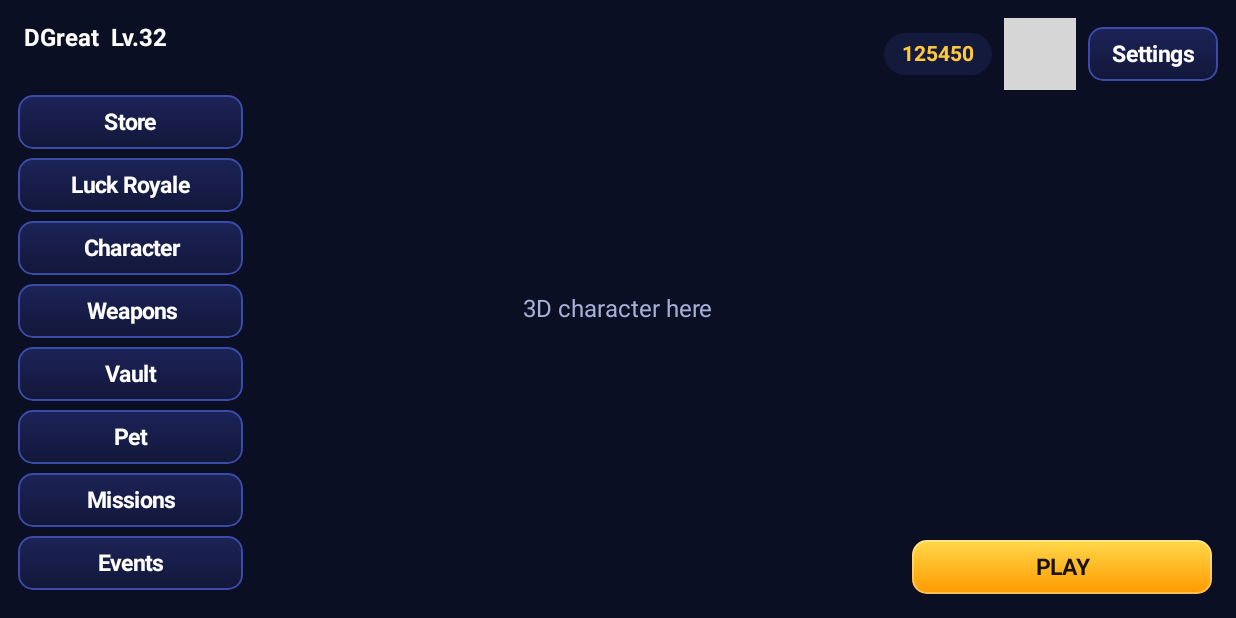
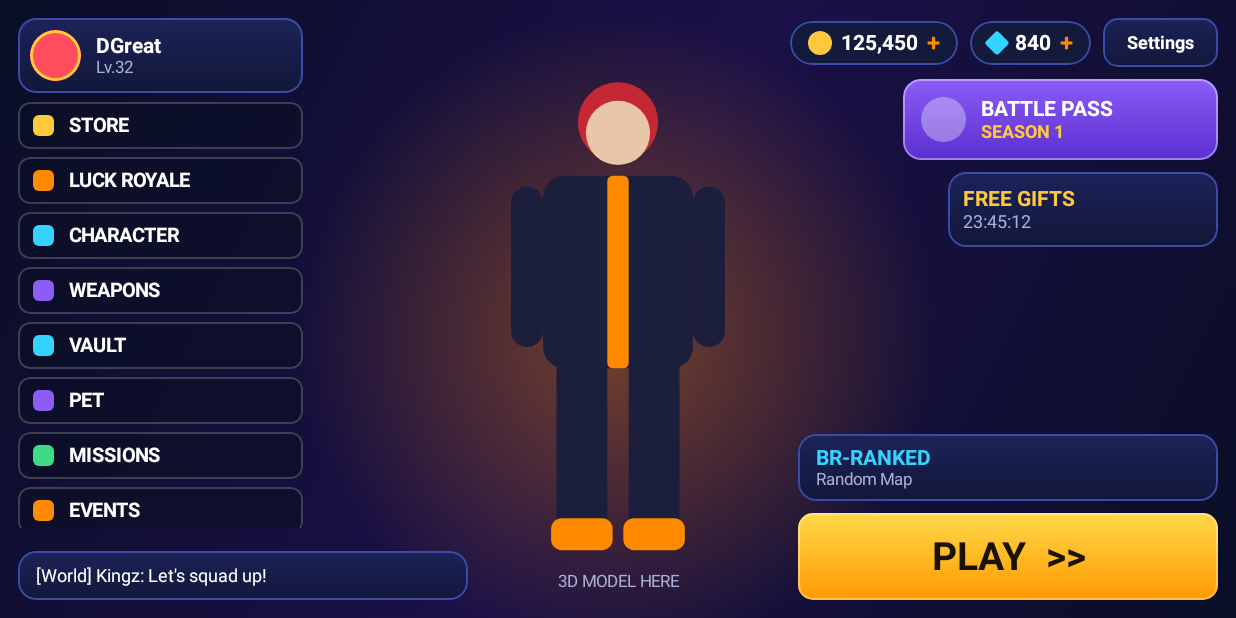
Before and after one commit to dgreatversegamedev/Nightfall3d, an Android app built with Jetpack Compose: the screen it shows after launch (MainActivity), on a phone screen of 824 x 412 dp (held sideways). Run offline under Robolectric (Android 15) with nearby library versions, the phone set to English and light mode, and no system bars; grey boxes are pictures that could not be loaded.

Commit message:
Update MainMenuScreen.kt

```diff
--- a/app/src/main/java/com/d200/nightfall3d/ui/MainMenuScreen.kt
+++ b/app/src/main/java/com/d200/nightfall3d/ui/MainMenuScreen.kt
@@ -1,109 +1,191 @@
 package com.d200.nightfall3d.ui
 
 import androidx.compose.foundation.background
-import androidx.compose.foundation.layout.Arrangement
-import androidx.compose.foundation.layout.Box
-import androidx.compose.foundation.layout.Column
-import androidx.compose.foundation.layout.Row
-import androidx.compose.foundation.layout.fillMaxSize
-import androidx.compose.foundation.layout.padding
-import androidx.compose.foundation.layout.width
+import androidx.compose.foundation.border
+import androidx.compose.foundation.clickable
+import androidx.compose.foundation.layout.*
 import androidx.compose.foundation.rememberScrollState
+import androidx.compose.foundation.shape.CircleShape
 import androidx.compose.foundation.shape.RoundedCornerShape
-import androidx.compose.foundation.text.BasicText
 import androidx.compose.foundation.verticalScroll
 import androidx.compose.runtime.Composable
 import androidx.compose.ui.Alignment
 import androidx.compose.ui.Modifier
 import androidx.compose.ui.draw.clip
 import androidx.compose.ui.graphics.Color
-import androidx.compose.ui.text.TextStyle
-import androidx.compose.ui.text.font.FontWeight
 import androidx.compose.ui.unit.dp
-import androidx.compose.ui.unit.sp
 import com.d200.nightfall3d.game.GameApi
-import com.d200.nightfall3d.ui.theme.NfButton
-import com.d200.nightfall3d.ui.theme.NfColors
+import com.d200.nightfall3d.ui.theme.*
 
-private val menuItems = listOf(
-    "Store" to "store",
-    "Luck Royale" to "luck",
-    "Character" to "character",
-    "Weapons" to "weapons",
-    "Vault" to "vault",
-    "Pet" to "pet",
-    "Missions" to "missions",
-    "Events" to "events"
+private class MenuEntry(val label: String, val route: String, val color: Color)
+
+private val entries = listOf(
+    MenuEntry("Store", "store", NfColors.Gold),
+    MenuEntry("Luck Royale", "luck", NfColors.Accent),
+    MenuEntry("Character", "character", NfColors.Cyan),
+    MenuEntry("Weapons", "weapons", NfColors.Purple),
+    MenuEntry("Vault", "vault", NfColors.Cyan),
+    MenuEntry("Pet", "pet", NfColors.Purple),
+    MenuEntry("Missions", "missions", NfColors.Green),
+    MenuEntry("Events", "events", NfColors.Accent)
 )
 
 @Composable
 fun MainMenuScreen(api: GameApi, onOpen: (String) -> Unit) {
     val p = api.profile()
-    Box(Modifier.fillMaxSize().background(NfColors.Bg)) {
-
+    Box(
+        Modifier
+            .fillMaxSize()
+            .background(NfBrush.Screen)
+            .windowInsetsPadding(WindowInsets.displayCutout)
+            .padding(12.dp)
+    ) {
         // Centre: the 3D character will be drawn here later
-        Box(Modifier.align(Alignment.Center)) {
-            BasicText(
-                "3D character here",
-                style = TextStyle(color = NfColors.TextDim, fontSize = 16.sp)
+        CharacterSilhouette(
+            Modifier.align(Alignment.Center).fillMaxHeight(0.92f).width(300.dp)
         )
-        }
-
-        // Top left: player name and level
-        BasicText(
-            "${p.name}  Lv.${p.level}",
-            modifier = Modifier.align(Alignment.TopStart).padding(16.dp),
-            style = TextStyle(
-                color = NfColors.Text,
-                fontSize = 16.sp,
-                fontWeight = FontWeight.Bold
-            )
+        NfText(
+            "3D MODEL HERE",
+            modifier = Modifier.align(Alignment.BottomCenter).padding(bottom = 6.dp),
+            size = 11,
+            color = NfColors.TextDim
         )
 
-        // Left: menu list (scrolls on small screens)
+        // Left: profile + menu list
         Column(
             Modifier
-                .align(Alignment.CenterStart)
-                .padding(start = 12.dp, top = 56.dp, bottom = 12.dp)
-                .verticalScroll(rememberScrollState()),
+                .align(Alignment.TopStart)
+                .width(190.dp)
+                .fillMaxHeight()
+                .padding(bottom = 48.dp),
             verticalArrangement = Arrangement.spacedBy(6.dp)
         ) {
-            menuItems.forEach { (label, route) ->
-                NfButton(label, Modifier.width(150.dp)) { onOpen(route) }
+            ProfileCard(p.name, p.level)
+            Column(
+                Modifier.weight(1f).verticalScroll(rememberScrollState()),
+                verticalArrangement = Arrangement.spacedBy(5.dp)
+            ) {
+                entries.forEach { e -> MenuRow(e) { onOpen(e.route) } }
             }
         }
 
-        // Top right: coins, diamonds, settings
+        // Top right: currency, settings, battle pass, free gifts
+        Column(
+            Modifier.align(Alignment.TopEnd).width(300.dp),
+            verticalArrangement = Arrangement.spacedBy(8.dp),
+            horizontalAlignment = Alignment.End
+        ) {
             Row(
-            Modifier.align(Alignment.TopEnd).padding(12.dp),
                 horizontalArrangement = Arrangement.spacedBy(8.dp),
                 verticalAlignment = Alignment.CenterVertically
             ) {
-            Chip("${p.coins}", NfColors.Gold)
-            Chip("${p.diamonds}", NfColors.Diamond)
-            NfButton("Settings") { onOpen("settings") }
+                CurrencyChip(p.coins, NfColors.Gold)
+                CurrencyChip(p.diamonds, NfColors.Cyan, true)
+                NfButton("Settings", size = 12) { onOpen("settings") }
+            }
+            BattlePassCard()
+            GiftCard()
         }
 
-        // Bottom right: PLAY
+        // Bottom right: ranked info + PLAY
+        Column(
+            Modifier.align(Alignment.BottomEnd).width(280.dp),
+            verticalArrangement = Arrangement.spacedBy(8.dp)
+        ) {
+            NfPanel(Modifier.fillMaxWidth()) {
+                Column(Modifier.padding(horizontal = 12.dp, vertical = 8.dp)) {
+                    NfText("BR-RANKED", color = NfColors.Cyan, bold = true)
+                    NfText("Random Map", size = 11, color = NfColors.TextDim)
+                }
+            }
             NfButton(
-            "PLAY",
-            Modifier.align(Alignment.BottomEnd).padding(16.dp).width(200.dp),
-            primary = true
+                "PLAY  >>",
+                Modifier.fillMaxWidth().height(58.dp),
+                primary = true,
+                size = 26
             ) { onOpen("play") }
+        }
+
+        // Bottom left: chat bar
+        NfPanel(Modifier.align(Alignment.BottomStart).width(300.dp)) {
+            NfText(
+                "[World] Kingz: Let's squad up!",
+                modifier = Modifier.padding(horizontal = 12.dp, vertical = 9.dp),
+                size = 12
+            )
+        }
     }
 }
 
 @Composable
-private fun Chip(text: String, color: Color) {
+private fun ProfileCard(name: String, level: Int) {
+    NfPanel(Modifier.fillMaxWidth()) {
+        Row(
+            Modifier.padding(8.dp),
+            verticalAlignment = Alignment.CenterVertically,
+            horizontalArrangement = Arrangement.spacedBy(10.dp)
+        ) {
             Box(
                 Modifier
-            .clip(RoundedCornerShape(20.dp))
-            .background(NfColors.Panel)
-            .padding(horizontal = 12.dp, vertical = 6.dp)
-    ) {
-        BasicText(
-            text,
-            style = TextStyle(color = color, fontSize = 14.sp, fontWeight = FontWeight.Bold)
+                    .size(34.dp)
+                    .clip(CircleShape)
+                    .background(NfColors.Red)
+                    .border(2.dp, NfColors.Gold, CircleShape)
             )
+            Column {
+                NfText(name, bold = true)
+                NfText("Lv.$level", size = 11, color = NfColors.TextDim)
             }
         }
+    }
+}
+
+@Composable
+private fun MenuRow(e: MenuEntry, onClick: () -> Unit) {
+    val shape = RoundedCornerShape(8.dp)
+    Row(
+        Modifier
+            .fillMaxWidth()
+            .clip(shape)
+            .background(Color(0x990B0F24))
+            .border(1.dp, Color(0x33FFFFFF), shape)
+            .clickable { onClick() }
+            .padding(horizontal = 10.dp, vertical = 8.dp),
+        verticalAlignment = Alignment.CenterVertically,
+        horizontalArrangement = Arrangement.spacedBy(10.dp)
+    ) {
+        Box(Modifier.size(14.dp).clip(RoundedCornerShape(4.dp)).background(e.color))
+        NfText(e.label.uppercase(), size = 13, bold = true)
+    }
+}
+
+@Composable
+private fun BattlePassCard() {
+    val shape = RoundedCornerShape(12.dp)
+    Row(
+        Modifier
+            .width(210.dp)
+            .clip(shape)
+            .background(NfBrush.Violet)
+            .border(1.dp, Color(0x66FFFFFF), shape)
+            .padding(12.dp),
+        verticalAlignment = Alignment.CenterVertically,
+        horizontalArrangement = Arrangement.spacedBy(10.dp)
+    ) {
+        Box(Modifier.size(30.dp).clip(CircleShape).background(Color(0x55FFFFFF)))
+        Column {
+            NfText("BATTLE PASS", bold = true)
+            NfText("SEASON 1", size = 12, color = NfColors.Gold, bold = true)
+        }
+    }
+}
+
+@Composable
+private fun GiftCard() {
+    NfPanel(Modifier.width(180.dp)) {
+        Column(Modifier.padding(10.dp)) {
+            NfText("FREE GIFTS", color = NfColors.Gold, bold = true)
+            NfText("23:45:12", size = 12, color = NfColors.TextDim)
+        }
+    }
+}
```
Lines whose indentation alone changed are shown as unchanged.
